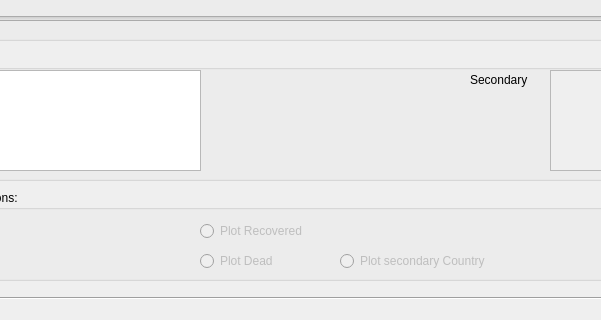
Qt form corona-stats.ui (arne48/corona-stats) before a commit; both pictures show x 160 to 761 and y 590 to 910 of the 1223 by 910 pixel window.
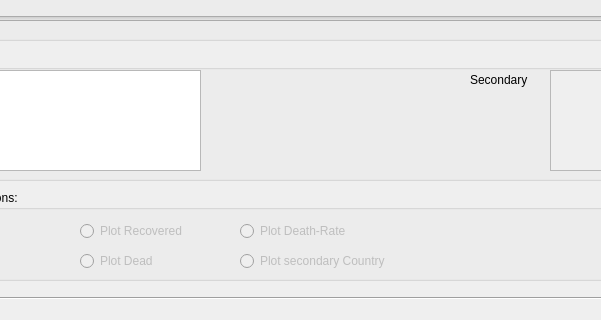
The same form after that commit.

Commit message: added death-rate plot

Patch:
```diff
--- a/corona-stats.ui
+++ b/corona-stats.ui
@@ -217,7 +217,7 @@
    <widget class="QRadioButton" name="tgl_plot_recov">
     <property name="geometry">
      <rect>
-      <x>350</x>
+      <x>230</x>
       <y>30</y>
       <width>141</width>
       <height>22</height>
@@ -230,7 +230,7 @@
    <widget class="QRadioButton" name="tgl_plot_dead">
     <property name="geometry">
      <rect>
-      <x>350</x>
+      <x>230</x>
       <y>60</y>
       <width>101</width>
       <height>22</height>
@@ -243,7 +243,7 @@
    <widget class="QRadioButton" name="tgl_compare_countries">
     <property name="geometry">
      <rect>
-      <x>490</x>
+      <x>390</x>
       <y>60</y>
       <width>181</width>
       <height>22</height>
@@ -253,6 +253,19 @@
      <string>Plot secondary Country</string>
     </property>
    </widget>
+   <widget class="QRadioButton" name="tgl_plot_drate">
+    <property name="geometry">
+     <rect>
+      <x>390</x>
+      <y>30</y>
+      <width>141</width>
+      <height>22</height>
+     </rect>
+    </property>
+    <property name="text">
+     <string>Plot Death-Rate</string>
+    </property>
+   </widget>
   </widget>
   <widget class="QCheckBox" name="chk_cases_in_log">
    <property name="geometry">
```
The commit also changes 2 other files.
